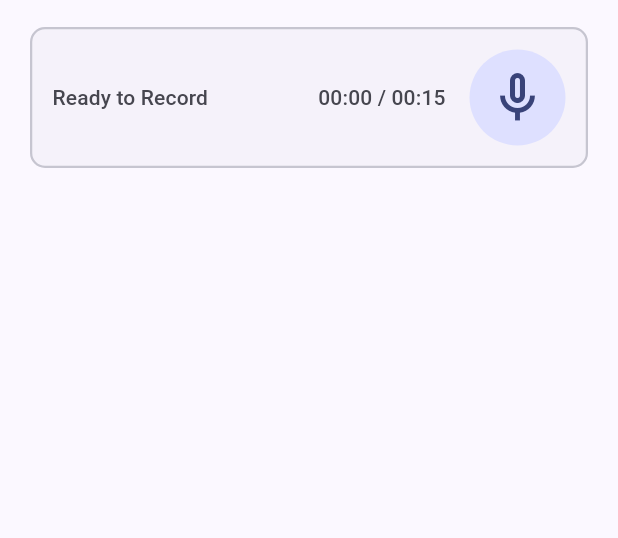
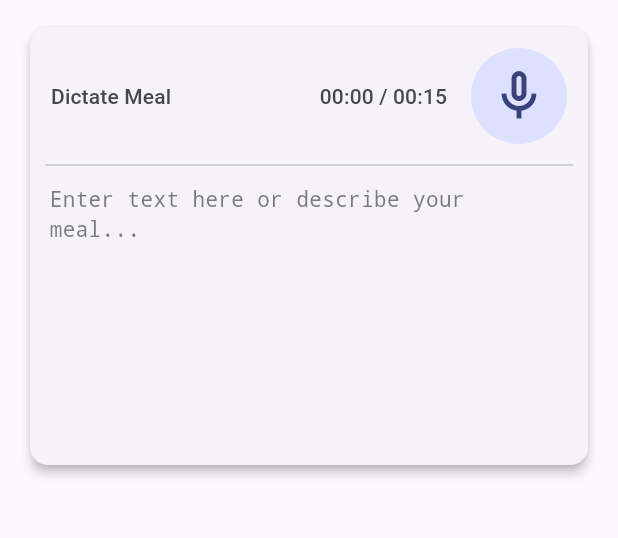
Before and after one commit to MacroBridge/app_main, a Flutter app: the screen it shows after launch, on a phone screen of 412 x 824 dp, the part 63-601 px from its top. Run offline on Flutter 3.47's test engine with Material 3 defaults, Android fonts, the phone set to English and light mode, and no system bars; drawn by our look-alikes of dynamic_color.

Commit message:
Redesign text box to include recording card inside. Looks better now imo

```diff
--- a/lib/screens/home_screen.dart
+++ b/lib/screens/home_screen.dart
@@ -1,7 +1,7 @@
+import 'package:MacroBridge/widgets/output_text_card.dart';
 import 'package:flutter/material.dart';
 
 import '../widgets/header_card.dart';
-import '../widgets/recording_card.dart';
 
 class HomeScreen extends StatefulWidget {
   const HomeScreen({super.key});
@@ -11,10 +11,6 @@ class HomeScreen extends StatefulWidget {
 }
 
 class _HomeScreenState extends State<HomeScreen> {
-  void onTranscript(String text) {
-    // TODO: Do something with the transcript
-  }
-
   @override
   Widget build(BuildContext context) {
     // Build homescreen layout
@@ -24,12 +20,7 @@ class _HomeScreenState extends State<HomeScreen> {
         child: Padding(
           padding: const EdgeInsets.symmetric(horizontal: 16.0)
               .copyWith(bottom: 16.0),
-          child: Column(
-            children: [
-              // Recording Card Element
-              RecordingCard(onTranscript: onTranscript),
-            ],
-          ),
+          child: Column(children: [OutputTextCard()]),
         ),
       ),
     );
--- a/lib/widgets/header_card.dart
+++ b/lib/widgets/header_card.dart
@@ -8,20 +8,13 @@ class HeaderCard extends StatelessWidget implements PreferredSizeWidget {
   final String title;
 
   // Help Message
-  static const String _helpMessage = """
+  static const String _helpMessage = "PLACEHOLDER HELP MESSAGE";
 
-  """;
-
+  // Build
   @override
   Widget build(BuildContext context) {
-    final colorScheme = Theme.of(context).colorScheme;
-
-    return AppBar(
-      title: Text(title),
-      centerTitle: false,
-      elevation: 0,
-      actions: [
-        IconButton(
+    // UI Elements
+    final helpIconButtonElement = IconButton(
       icon: const Icon(Icons.help_outline),
       tooltip: _helpMessage,
       onPressed: () {
@@ -39,9 +32,14 @@ class HeaderCard extends StatelessWidget implements PreferredSizeWidget {
           ),
         );
       },
-        ),
-        const SizedBox(width: 6),
-      ],
+    );
+
+    // Build header bar
+    return AppBar(
+      title: Text(title),
+      centerTitle: false,
+      elevation: 0,
+      actions: [helpIconButtonElement, const SizedBox(width: 6)],
     );
   }
 
--- a/lib/widgets/output_text_card.dart
+++ b/lib/widgets/output_text_card.dart
@@ -0,0 +1,99 @@
+import 'package:MacroBridge/widgets/recording_card.dart';
+import 'package:flutter/material.dart';
+
+class OutputTextCard extends StatefulWidget {
+  const OutputTextCard({super.key, this.textContent});
+
+  final String? textContent;
+
+  @override
+  State<OutputTextCard> createState() => _OutputTextCardState();
+}
+
+class _OutputTextCardState extends State<OutputTextCard> {
+  // Text box
+  late final TextEditingController _controller;
+  static const String _placeholderText =
+      "Enter text here or describe your meal...";
+
+  @override
+  void initState() {
+    super.initState();
+    _controller = TextEditingController(text: widget.textContent ?? "");
+  }
+
+  @override
+  void dispose() {
+    _controller.dispose();
+    super.dispose();
+  }
+
+  @override
+  void didUpdateWidget(covariant OutputTextCard oldWidget) {
+    super.didUpdateWidget(oldWidget);
+    if (widget.textContent != oldWidget.textContent) {
+      _controller.text = widget.textContent ?? "";
+    }
+  }
+
+  // Event handler for when audio is successfully transcribed
+  void _onTranscript(String text) {
+    _controller.text = text;
+  }
+
+  @override
+  Widget build(BuildContext context) {
+    // Material You color palette
+    final colorScheme = Theme.of(context).colorScheme;
+    final textTheme = Theme.of(context).textTheme;
+
+    // Textbox Style
+    final textBoxStyle = textTheme.bodyMedium?.copyWith(
+      fontFamily: "monospace",
+      color: colorScheme.onSurface,
+    );
+
+    // UI Elements
+    final textBoxElement = SizedBox(
+      height: 180,
+      child: TextField(
+        controller: _controller,
+        style: textBoxStyle,
+        keyboardType: TextInputType.multiline,
+        expands: true,
+        minLines: null,
+        maxLines: null,
+        decoration: InputDecoration(
+          isDense: true,
+          contentPadding: EdgeInsets.all(3),
+          hintText: _placeholderText,
+          hintStyle: textBoxStyle?.copyWith(
+            color: colorScheme.onSurfaceVariant.withValues(alpha: 0.7),
+          ),
+          border: InputBorder.none,
+          enabledBorder: InputBorder.none,
+          focusedBorder: InputBorder.none,
+        ),
+      ),
+    );
+
+    // Build output text card
+    return Card(
+      // Card Styling
+      elevation: 3,
+      color: colorScheme.surfaceContainerLow,
+
+      // Card Elements
+      child: Padding(
+        padding: const EdgeInsets.all(10.0),
+        child: Column(
+          children: [
+            RecordingCard(onTranscript: _onTranscript),
+            const Divider(height: 20, thickness: 1),
+            textBoxElement,
+          ],
+        ),
+      ),
+    );
+  }
+}
--- a/lib/widgets/recording_card.dart
+++ b/lib/widgets/recording_card.dart
@@ -63,8 +63,11 @@ class _RecordingCardState extends State<RecordingCard> {
 
     await Future.delayed(const Duration(seconds: 3)); // placeholder
 
-    // Reset status and invoke callback with transcribed text
+    // Reset status and time elapsed
     setState(() => _status = RecordingStatus.idle);
+    setState(() => _timeElapsed = Duration.zero);
+
+    // Invoke callback with transcribed text
     widget.onTranscript("PLACEHOLDER VALUE");
   }
 
@@ -78,7 +81,7 @@ class _RecordingCardState extends State<RecordingCard> {
   Widget build(BuildContext context) {
     // Material You color palette
     final colorScheme = Theme.of(context).colorScheme;
-    final textScheme = Theme.of(context).textTheme;
+    final textTheme = Theme.of(context).textTheme;
 
     // Recording state variables
     final isRecording = _status == RecordingStatus.recording;
@@ -124,7 +127,7 @@ class _RecordingCardState extends State<RecordingCard> {
 
     final timeElapsedElement = Text(
       "${_formatDuration(_timeElapsed)} / ${_formatDuration(_maxDuration)}",
-      style: textScheme.titleSmall?.copyWith(
+      style: textTheme.titleSmall?.copyWith(
         color: colorScheme.onSurfaceVariant,
         fontWeight: FontWeight.w500,
       ),
@@ -132,11 +135,11 @@ class _RecordingCardState extends State<RecordingCard> {
 
     final recordingStatusElement = Text(
       switch (_status) {
-        RecordingStatus.idle => "Ready to Record",
+        RecordingStatus.idle => "Dictate Meal",
         RecordingStatus.recording => "Recording...",
         RecordingStatus.processing => "Processing...",
       },
-      style: textScheme.titleSmall?.copyWith(
+      style: textTheme.titleSmall?.copyWith(
         color: colorScheme.onSurfaceVariant,
         fontWeight: FontWeight.w500,
       ),
@@ -146,15 +149,9 @@ class _RecordingCardState extends State<RecordingCard> {
     return Card(
       // Card Styling
       elevation: 0,
-      shape: RoundedRectangleBorder(
-        side: BorderSide(color: borderColor, width: 1.5),
-        borderRadius: BorderRadius.circular(10),
-      ),
       color: colorScheme.surfaceContainerLow,
 
       // Card Elements
-      child: Padding(
-        padding: const EdgeInsets.all(15.0),
       child: Row(
         mainAxisSize: MainAxisSize.min,
         children: [
@@ -165,7 +162,6 @@ class _RecordingCardState extends State<RecordingCard> {
           microphoneButtonElement,
         ],
       ),
-      ),
     );
   }
 }
```
Lines whose indentation alone changed are shown as unchanged.
